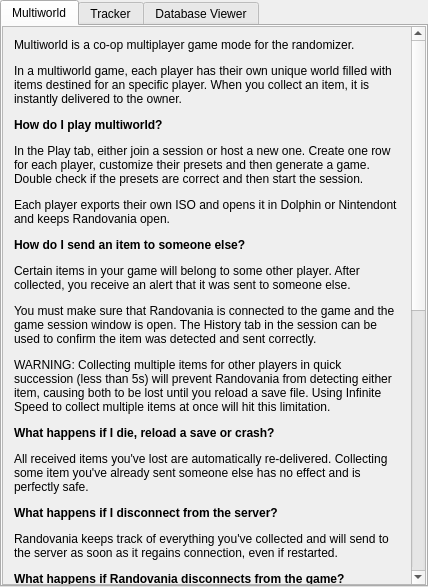
Above: randovania/gui/ui_files/randovania_help_widget.ui from randovania/randovania before the change. Below: the same form after it.
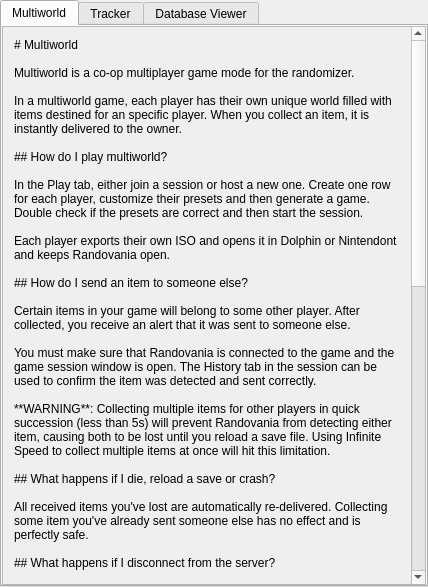
That is the form after the change. Icons and pictures are not drawn.

Commit message: improve formatting of multiworld help, and mention it in the multi tab

Patch:
```diff
--- a/randovania/gui/ui_files/randovania_help_widget.ui
+++ b/randovania/gui/ui_files/randovania_help_widget.ui
@@ -39,16 +39,74 @@
        <property name="geometry">
         <rect>
          <x>0</x>
-         <y>-544</y>
+         <y>0</y>
          <width>408</width>
-         <height>1098</height>
+         <height>1182</height>
         </rect>
        </property>
        <layout class="QGridLayout" name="multiworld_scroll_contents_layout">
         <item row="0" column="0">
          <widget class="QLabel" name="multiworld_label">
           <property name="text">
-           <string>&lt;html&gt;&lt;head/&gt;&lt;body&gt;&lt;p&gt;Multiworld is a co-op multiplayer game mode for the randomizer.&lt;/p&gt;&lt;p&gt;In a multiworld game, each player has their own unique world filled with items destined for an specific player. When you collect an item, it is instantly delivered to the owner.&lt;/p&gt;&lt;p&gt;&lt;span style=&quot; font-weight:600;&quot;&gt;How do I play multiworld?&lt;/span&gt;&lt;/p&gt;&lt;p&gt;In the Play tab, either join a session or host a new one. Create one row for each player, customize their presets and then generate a game. Double check if the presets are correct and then start the session.&lt;/p&gt;&lt;p&gt;Each player exports their own ISO and opens it in Dolphin or Nintendont and keeps Randovania open.&lt;/p&gt;&lt;p&gt;&lt;span style=&quot; font-weight:600;&quot;&gt;How do I send an item to someone else?&lt;/span&gt;&lt;/p&gt;&lt;p&gt;Certain items in your game will belong to some other player. After collected, you receive an alert that it was sent to someone else.&lt;/p&gt;&lt;p&gt;You must make sure that Randovania is connected to the game and the game session window is open. The History tab in the session can be used to confirm the item was detected and sent correctly.&lt;/p&gt;&lt;p&gt;WARNING: Collecting multiple items for other players in quick succession (less than 5s) will prevent Randovania from detecting either item, causing both to be lost until you reload a save file. Using Infinite Speed to collect multiple items at once will hit this limitation.&lt;/p&gt;&lt;p&gt;&lt;span style=&quot; font-weight:600;&quot;&gt;What happens if I die, reload a save or crash?&lt;/span&gt;&lt;/p&gt;&lt;p&gt;All received items you've lost are automatically re-delivered. Collecting some item you've already sent someone else has no effect and is perfectly safe.&lt;/p&gt;&lt;p&gt;&lt;span style=&quot; font-weight:600;&quot;&gt;What happens if I disconnect from the server?&lt;/span&gt;&lt;/p&gt;&lt;p&gt;Randovania keeps track of everything you've collected and will send to the server as soon as it regains connection, even if restarted.&lt;/p&gt;&lt;p&gt;&lt;span style=&quot; font-weight:600;&quot;&gt;What happens if Randovania disconnects from the game?&lt;/span&gt;&lt;/p&gt;&lt;p&gt;Do &lt;span style=&quot; font-style:italic;&quot;&gt;not&lt;/span&gt; collect any item if Randovania is not connected to your game (closed, error in connection) as it will be lost forever. &lt;/p&gt;&lt;p&gt;&lt;span style=&quot; font-weight:600;&quot;&gt;Do all players have to play at the same time?&lt;/span&gt;&lt;/p&gt;&lt;p&gt;No. All comunication between players is managed by Randovania's server.&lt;/p&gt;&lt;p&gt;&lt;span style=&quot; font-weight:600;&quot;&gt;Can I play on a Wii?&lt;/span&gt;&lt;/p&gt;&lt;p&gt;Yes. Connect your Wii to the same Wifi as your computer and open Homebrew Channel. Press the &amp;quot;Upload Nintendont to Homebrew Channel&amp;quot; button found in the &lt;span style=&quot; font-style:italic;&quot;&gt;Configure backend&lt;/span&gt; menu of the Game Session window.&lt;/p&gt;&lt;p&gt;&lt;span style=&quot; font-weight:600;&quot;&gt;Can different games be mixed in a session?&lt;/span&gt;&lt;/p&gt;&lt;p&gt;Yes. Items for another game will be appear using an equivalent model for your game, or the generic model (Nothing for Prime 1, Energy Transfer Module for Prime 2). &lt;/p&gt;&lt;p&gt;You can also provide a copy of the other game during the game export process to use the correct models from the other game.  Currently, this has some caveats:&lt;/p&gt;&lt;ul style=&quot;margin-top: 0px; margin-bottom: 0px; margin-left: 0px; margin-right: 0px; -qt-list-indent: 1;&quot;&gt;&lt;li style=&quot; margin-top:12px; margin-bottom:12px; margin-left:0px; margin-right:0px; -qt-block-indent:0; text-indent:0px;&quot;&gt;Non-vanilla item models aren't converted. This includes light and dark ammo expansions and translators in Echoes, and the Phazon Suit in Prime.&lt;/li&gt;&lt;li style=&quot; margin-top:12px; margin-bottom:12px; margin-left:0px; margin-right:0px; -qt-block-indent:0; text-indent:0px;&quot;&gt;When loading a room with a Prime 1 item in Echoes, there may be a slight stutter in gameplay&lt;/li&gt;&lt;/ul&gt;&lt;p&gt;&lt;span style=&quot; font-weight:600;&quot;&gt;How many players can play at the same time?&lt;/span&gt;&lt;/p&gt;&lt;p&gt;While there are no hard limits, only up to 30 players have been confirmed to work.&lt;br/&gt;If planning a bigger session, contact Darkszero in the community Discord.&lt;/p&gt;&lt;/body&gt;&lt;/html&gt;</string>
+           <string># Multiworld
+
+Multiworld is a co-op multiplayer game mode for the randomizer.
+
+In a multiworld game, each player has their own unique world filled with items destined for an specific player. When you collect an item, it is instantly delivered to the owner.
+
+## How do I play multiworld?
+
+In the Play tab, either join a session or host a new one. Create one row for each player, customize their presets and then generate a game. Double check if the presets are correct and then start the session.
+
+Each player exports their own ISO and opens it in Dolphin or Nintendont and keeps Randovania open.
+
+## How do I send an item to someone else?
+
+Certain items in your game will belong to some other player. After collected, you receive an alert that it was sent to someone else.
+
+You must make sure that Randovania is connected to the game and the game session window is open. The History tab in the session can be used to confirm the item was detected and sent correctly.
+
+**WARNING**: Collecting multiple items for other players in quick succession (less than 5s) will prevent Randovania from detecting either item, causing both to be lost until you reload a save file. Using Infinite Speed to collect multiple items at once will hit this limitation.
+
+## What happens if I die, reload a save or crash?
+
+All received items you've lost are automatically re-delivered. Collecting some item you've already sent someone else has no effect and is perfectly safe.
+
+## What happens if I disconnect from the server?
+
+Randovania keeps track of everything you've collected and will send to the server as soon as it regains connection, even if restarted.
+
+## What happens if Randovania disconnects from the game?
+
+Do not collect any item if Randovania is not connected to your game (closed, error in connection) as it will be lost forever. 
+
+## Do all players have to play at the same time?
+
+No. All comunication between players is managed by Randovania's server.
+
+## Can I play on a Wii?
+
+Yes. Connect your Wii to the same Wifi as your computer and open Homebrew Channel. Press the &quot;Upload Nintendont to Homebrew Channel&quot; button found in the Configure backend menu of the Game Session window.
+
+## Can different games be mixed in a session?
+
+Yes. Items for another game will be appear using an equivalent model for your game, or the generic model (Nothing for Prime 1, Energy Transfer Module for Prime 2). 
+
+You can also provide a copy of the other game during the game export process to use the correct models from the other game. Currently, this has some caveats:
+
+ - Non-vanilla item models aren't converted. This includes light and dark ammo expansions and translators in Echoes, and the Phazon Suit in Prime.
+
+ - When loading a room with a Prime 1 item in Echoes, there may be a slight stutter in gameplay
+
+## How many players can play at the same time?
+
+While there are no hard limits, only up to 30 players have been confirmed to work.
+
+If planning a bigger session, contact Darkszero in the community Discord.
+</string>
+          </property>
+          <property name="textFormat">
+           <enum>Qt::MarkdownText</enum>
           </property>
           <property name="alignment">
            <set>Qt::AlignLeading|Qt::AlignLeft|Qt::AlignTop</set>
```
Left out of the diff: 6 changed lines with no effect on the pictures. The commit also changes 1 other file.
